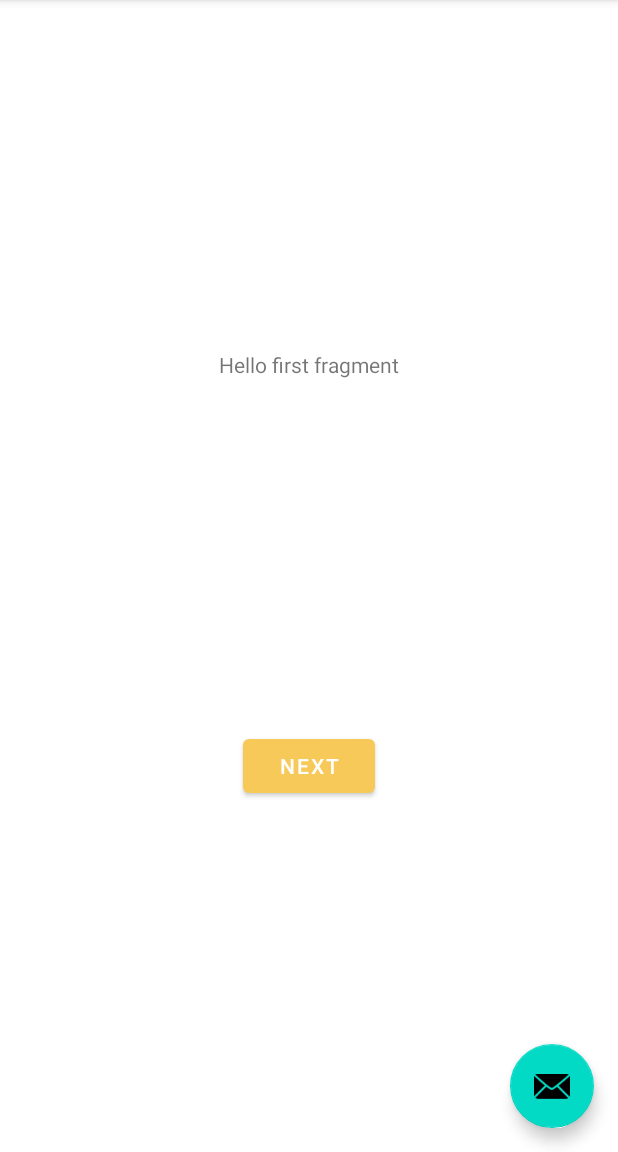
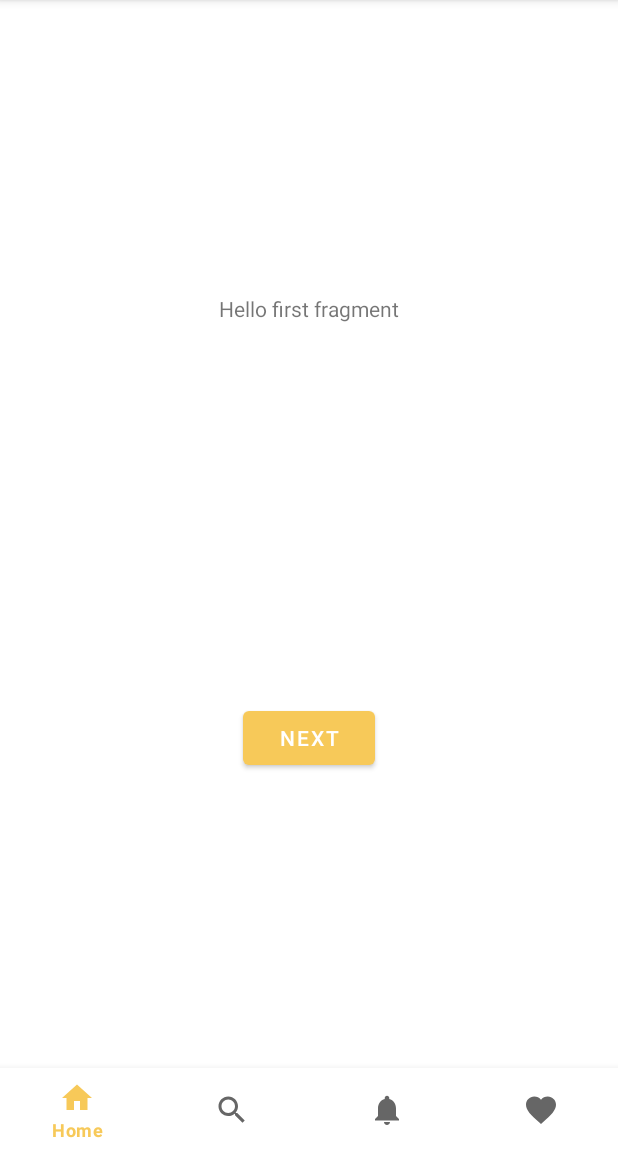
Before and after one commit to HariSrinivasan14/Assembee, an Android app: the screen it shows after launch (MainActivity), on a phone screen of 412 x 824 dp, the part 84-1236 px from its top. Run offline under Robolectric (Android 15) with nearby library versions, the phone set to English and light mode, and no system bars.

Commit message:
Added bottom navi bar

```diff
--- a/Project/app/src/main/java/com/example/assembee/MainActivity.kt
+++ b/Project/app/src/main/java/com/example/assembee/MainActivity.kt
@@ -6,6 +6,8 @@ import com.google.android.material.snackbar.Snackbar
 import androidx.appcompat.app.AppCompatActivity
 import android.view.Menu
 import android.view.MenuItem
+import com.google.android.material.bottomnavigation.BottomNavigationMenu
+import com.google.android.material.bottomnavigation.BottomNavigationView
 
 class MainActivity : AppCompatActivity() {
 
@@ -14,10 +16,10 @@ class MainActivity : AppCompatActivity() {
         setContentView(R.layout.activity_main)
         setSupportActionBar(findViewById(R.id.toolbar))
 
-        findViewById<FloatingActionButton>(R.id.fab).setOnClickListener { view ->
-            Snackbar.make(view, "Replace with your own action", Snackbar.LENGTH_LONG)
-                    .setAction("Action", null).show()
-        }
+//        findViewById<FloatingActionButton>(R.id.fab).setOnClickListener { view ->
+//            Snackbar.make(view, "Replace with your own action", Snackbar.LENGTH_LONG)
+//                    .setAction("Action", null).show()
+//        }
     }
 
     override fun onCreateOptionsMenu(menu: Menu): Boolean {
--- /dev/null
+++ b/Project/app/src/main/res/drawable/ic_baseline_favorite_24.xml
@@ -0,0 +1,10 @@
+<vector xmlns:android="http://schemas.android.com/apk/res/android"
+    android:width="24dp"
+    android:height="24dp"
+    android:viewportWidth="24"
+    android:viewportHeight="24"
+    android:tint="?attr/colorControlNormal">
+  <path
+      android:fillColor="@android:color/white"
+      android:pathData="M12,21.35l-1.45,-1.32C5.4,15.36 2,12.28 2,8.5 2,5.42 4.42,3 7.5,3c1.74,0 3.41,0.81 4.5,2.09C13.09,3.81 14.76,3 16.5,3 19.58,3 22,5.42 22,8.5c0,3.78 -3.4,6.86 -8.55,11.54L12,21.35z"/>
+</vector>
--- /dev/null
+++ b/Project/app/src/main/res/drawable/ic_baseline_home_24.xml
@@ -0,0 +1,10 @@
+<vector xmlns:android="http://schemas.android.com/apk/res/android"
+    android:width="24dp"
+    android:height="24dp"
+    android:viewportWidth="24"
+    android:viewportHeight="24"
+    android:tint="?attr/colorControlNormal">
+  <path
+      android:fillColor="@android:color/white"
+      android:pathData="M10,20v-6h4v6h5v-8h3L12,3 2,12h3v8z"/>
+</vector>
--- /dev/null
+++ b/Project/app/src/main/res/drawable/ic_baseline_notifications_24.xml
@@ -0,0 +1,10 @@
+<vector xmlns:android="http://schemas.android.com/apk/res/android"
+    android:width="24dp"
+    android:height="24dp"
+    android:viewportWidth="24"
+    android:viewportHeight="24"
+    android:tint="?attr/colorControlNormal">
+  <path
+      android:fillColor="@android:color/white"
+      android:pathData="M12,22c1.1,0 2,-0.9 2,-2h-4c0,1.1 0.89,2 2,2zM18,16v-5c0,-3.07 -1.64,-5.64 -4.5,-6.32L13.5,4c0,-0.83 -0.67,-1.5 -1.5,-1.5s-1.5,0.67 -1.5,1.5v0.68C7.63,5.36 6,7.92 6,11v5l-2,2v1h16v-1l-2,-2z"/>
+</vector>
--- /dev/null
+++ b/Project/app/src/main/res/drawable/ic_baseline_search_24.xml
@@ -0,0 +1,10 @@
+<vector xmlns:android="http://schemas.android.com/apk/res/android"
+    android:width="24dp"
+    android:height="24dp"
+    android:viewportWidth="24"
+    android:viewportHeight="24"
+    android:tint="?attr/colorControlNormal">
+  <path
+      android:fillColor="@android:color/white"
+      android:pathData="M15.5,14h-0.79l-0.28,-0.27C15.41,12.59 16,11.11 16,9.5 16,5.91 13.09,3 9.5,3S3,5.91 3,9.5 5.91,16 9.5,16c1.61,0 3.09,-0.59 4.23,-1.57l0.27,0.28v0.79l5,4.99L20.49,19l-4.99,-5zM9.5,14C7.01,14 5,11.99 5,9.5S7.01,5 9.5,5 14,7.01 14,9.5 11.99,14 9.5,14z"/>
+</vector>
--- a/Project/app/src/main/res/layout/activity_main.xml
+++ b/Project/app/src/main/res/layout/activity_main.xml
@@ -1,5 +1,5 @@
 <?xml version="1.0" encoding="utf-8"?>
-<androidx.coordinatorlayout.widget.CoordinatorLayout xmlns:android="http://schemas.android.com/apk/res/android"
+<RelativeLayout xmlns:android="http://schemas.android.com/apk/res/android"
     xmlns:app="http://schemas.android.com/apk/res-auto"
     xmlns:tools="http://schemas.android.com/tools"
     android:layout_width="match_parent"
@@ -22,12 +22,19 @@
 
     <include layout="@layout/content_main" />
 
-    <com.google.android.material.floatingactionbutton.FloatingActionButton
-        android:id="@+id/fab"
-        android:layout_width="wrap_content"
+<!--    <com.google.android.material.floatingactionbutton.FloatingActionButton-->
+<!--        android:id="@+id/fab"-->
+<!--        android:layout_width="wrap_content"-->
+<!--        android:layout_height="wrap_content"-->
+<!--        android:layout_gravity="bottom|end"-->
+<!--        android:layout_margin="@dimen/fab_margin"-->
+<!--        app:srcCompat="@android:drawable/ic_dialog_email" />-->
+
+    <com.google.android.material.bottomnavigation.BottomNavigationView
+        android:id="@+id/bottom_navigation"
+        android:layout_width="match_parent"
         android:layout_height="wrap_content"
-        android:layout_gravity="bottom|end"
-        android:layout_margin="@dimen/fab_margin"
-        app:srcCompat="@android:drawable/ic_dialog_email" />
+        android:layout_alignParentBottom="true"
+        app:menu="@menu/bottom_navigation" />
 
-</androidx.coordinatorlayout.widget.CoordinatorLayout>
+</RelativeLayout>
--- /dev/null
+++ b/Project/app/src/main/res/menu/bottom_navigation.xml
@@ -0,0 +1,31 @@
+<?xml version="1.0" encoding="utf-8"?>
+<menu xmlns:android="http://schemas.android.com/apk/res/android">
+    <item
+        android:id="@+id/navigation_dashboard"
+        android:icon="@drawable/ic_baseline_home_24"
+        android:title="Home"
+        android:enabled="true"
+        />
+
+    <item
+        android:id="@+id/navigation_explore"
+        android:icon="@drawable/ic_baseline_search_24"
+        android:title="Explore"
+        android:enabled="true"
+        />
+
+    <item
+        android:id="@+id/navigation_notifications"
+        android:icon="@drawable/ic_baseline_notifications_24"
+        android:title="Notification"
+        android:enabled="true"
+        />
+
+    <item
+        android:id="@+id/navigation_likes"
+        android:icon="@drawable/ic_baseline_favorite_24"
+        android:title="Likes"
+        android:enabled="true"
+        />
+
+</menu>
--- a/Project/app/src/main/res/values/themes.xml
+++ b/Project/app/src/main/res/values/themes.xml
@@ -3,7 +3,7 @@
     <style name="Theme.Assembee" parent="Theme.MaterialComponents.DayNight.DarkActionBar">
         <!-- Primary brand color. -->
         <item name="colorPrimary">@color/yellow</item>
-        <item name="colorPrimaryVariant">@color/purple_700</item>
+        <item name="colorPrimaryVariant">#C19C44</item>
         <item name="colorOnPrimary">@color/white</item>
         <!-- Secondary brand color. -->
         <item name="colorSecondary">@color/teal_200</item>
```
